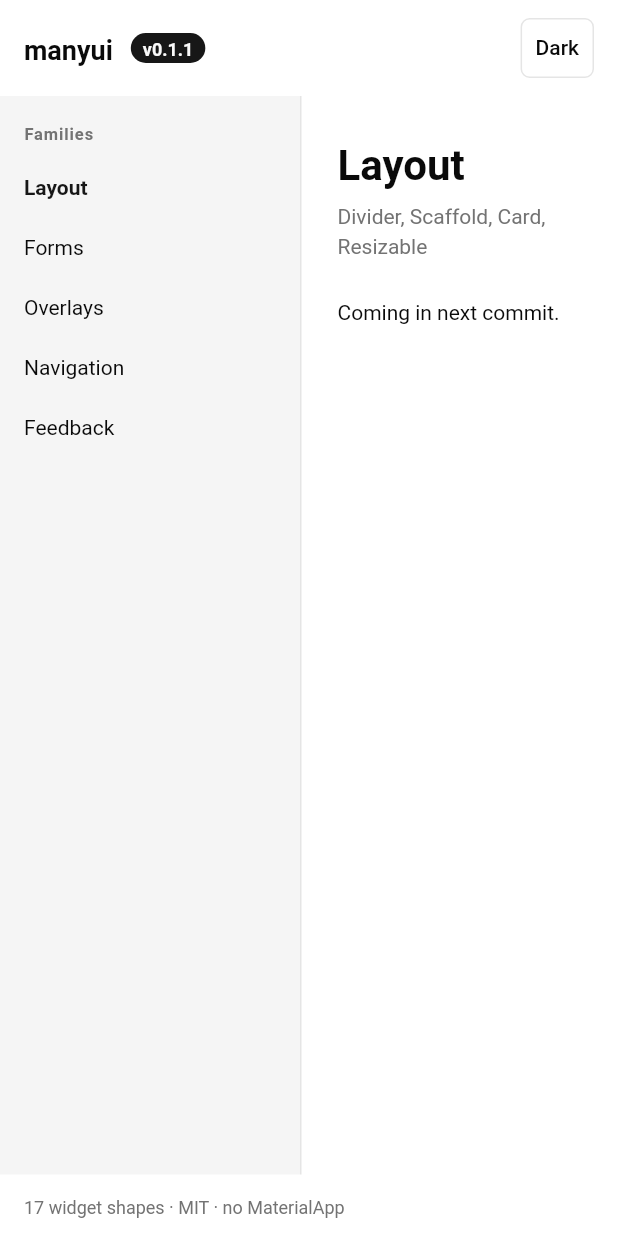
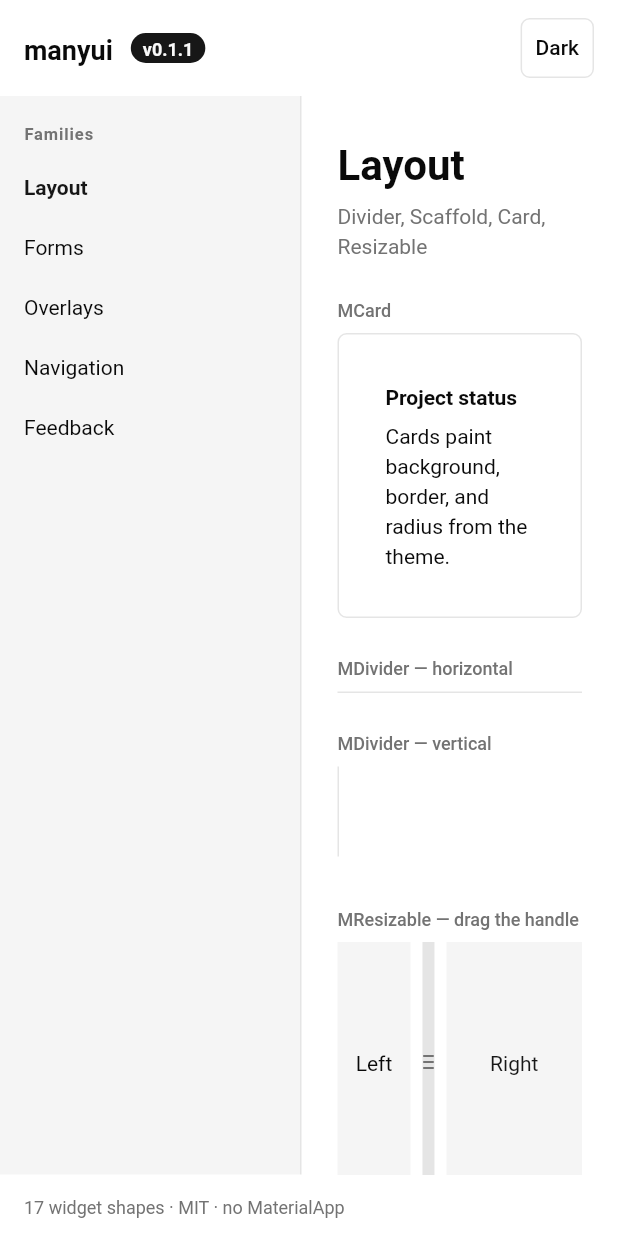
Before and after one commit to ManyMath/ManyUI, a Flutter app: the screen it shows after launch, on a phone screen of 412 x 824 dp. Run offline on Flutter 3.47's test engine with Material 3 defaults, Android fonts, the phone set to English and light mode, and no system bars.

Commit message:
feat(example): add Layout family demo

```diff
--- a/example/lib/pages/layout_page.dart
+++ b/example/lib/pages/layout_page.dart
@@ -1,4 +1,5 @@
 import 'package:flutter/widgets.dart';
+import 'package:manyui/manyui.dart';
 
 import 'page_section.dart';
 
@@ -7,10 +8,99 @@ class LayoutPage extends StatelessWidget {
 
   @override
   Widget build(BuildContext context) {
-    return const PageSection(
+    return PageSection(
       title: 'Layout',
       subtitle: 'Divider, Scaffold, Card, Resizable',
-      child: Text('Coming in next commit.'),
+      child: Column(
+        crossAxisAlignment: CrossAxisAlignment.start,
+        children: <Widget>[
+          DemoGrid(
+            children: <Widget>[
+              Demo(
+                label: 'MCard',
+                child: SizedBox(
+                  width: 280,
+                  child: MCard(
+                    child: Padding(
+                      padding: const EdgeInsets.all(16),
+                      child: Column(
+                        crossAxisAlignment: CrossAxisAlignment.start,
+                        children: const <Widget>[
+                          Text(
+                            'Project status',
+                            style: TextStyle(fontWeight: FontWeight.w600),
+                          ),
+                          SizedBox(height: 6),
+                          Text(
+                            'Cards paint background, border, and radius from the theme.',
+                          ),
+                        ],
+                      ),
+                    ),
+                  ),
+                ),
+              ),
+              const Demo(
+                label: 'MDivider — horizontal',
+                child: SizedBox(width: 280, child: MDivider()),
+              ),
+              const Demo(
+                label: 'MDivider — vertical',
+                child: SizedBox(
+                  height: 60,
+                  child: MDivider(orientation: MDividerOrientation.vertical),
+                ),
+              ),
+            ],
+          ),
+          const SizedBox(height: 32),
+          const Demo(
+            label: 'MResizable — drag the handle',
+            child: SizedBox(height: 160, child: _ResizableDemo()),
+          ),
+          const SizedBox(height: 32),
+          const Demo(
+            label: 'MScaffold',
+            child: Text(
+              'You are looking at one. This example app is a single MScaffold '
+              'with a header, body, and footer slot. See main.dart.',
+            ),
+          ),
+        ],
+      ),
     );
   }
 }
+
+class _ResizableDemo extends StatelessWidget {
+  const _ResizableDemo();
+
+  @override
+  Widget build(BuildContext context) {
+    final theme = MTheme.of(context);
+    return MResizable(
+      initialSizes: const <double>[0.35, 0.65],
+      children: <MResizableChild>[
+        MResizableChild(
+          minSize: 0.15,
+          child: ColoredBox(
+            color: theme.colors.muted,
+            child: const Center(child: Text('Left')),
+          ),
+        ),
+        MResizableChild(
+          minSize: 0.15,
+          child: ColoredBox(
+            color: theme.colors.accent,
+            child: Center(
+              child: Text(
+                'Right',
+                style: TextStyle(color: theme.colors.accentForeground),
+              ),
+            ),
+          ),
+        ),
+      ],
+    );
+  }
+}
```
